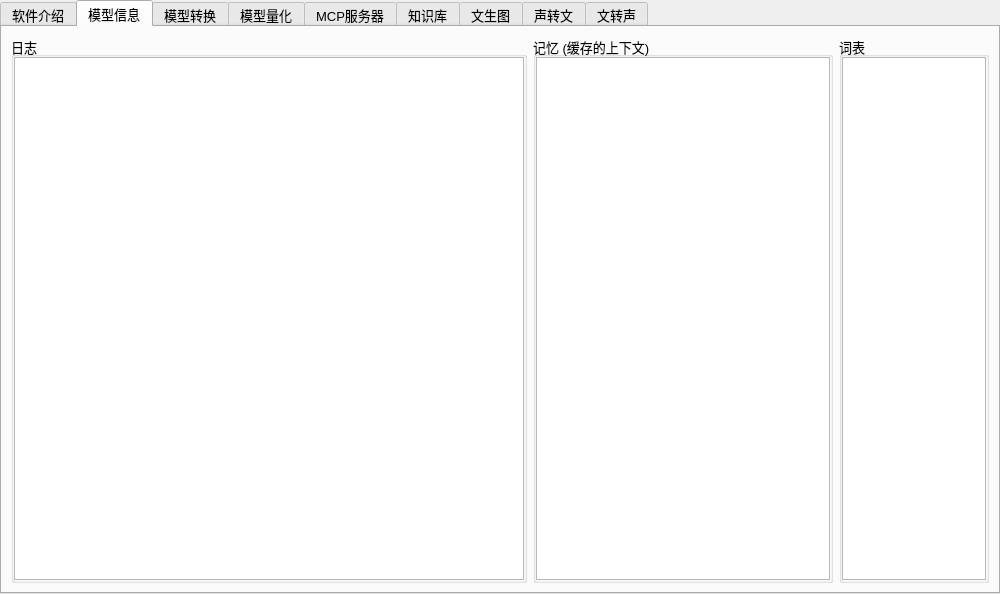
First picture: the form in src/expend.ui, repository ylsdamxssjxxdd/eva, before the edit.
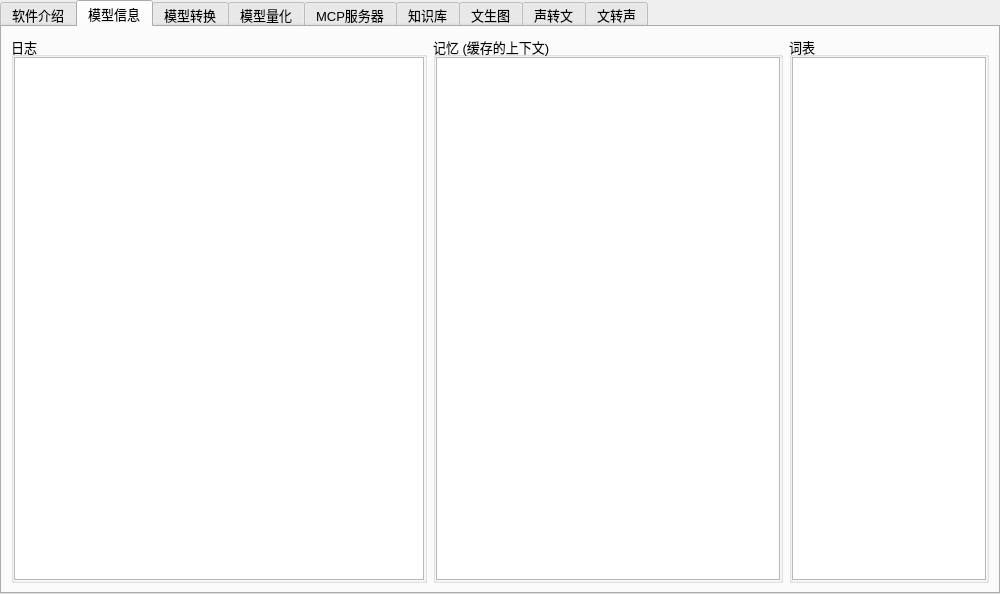
Second picture: the form after the edit. Custom widgets are drawn as their Qt base class.

Diff of the .ui file:
```diff
--- a/src/expend.ui
+++ b/src/expend.ui
@@ -125,7 +125,7 @@
         <widget class="QGroupBox" name="brain_groupBox">
          <property name="maximumSize">
           <size>
-           <width>300</width>
+           <width>350</width>
            <height>16777215</height>
           </size>
          </property>
@@ -168,7 +168,7 @@
         <widget class="QGroupBox" name="vocab_groupBox">
          <property name="maximumSize">
           <size>
-           <width>150</width>
+           <width>200</width>
            <height>16777215</height>
           </size>
          </property>
```
